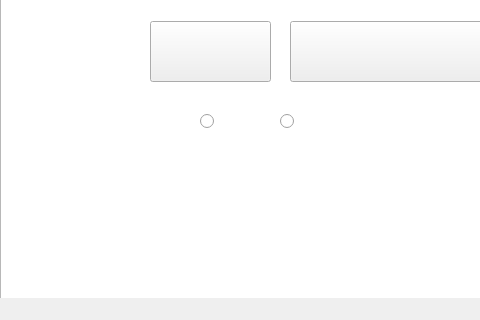
Before: the Qt Designer form ProyectoFinal/mainwindow.ui in mary-doria/ProyectoFinalJuego, drawn with Qt 5; both pictures show x 0 to 480 and y 199 to 519 of the 960 by 519 pixel window.
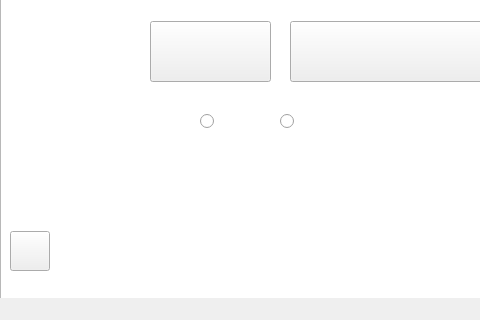
After: the same form once the commit is applied. Icons and pictures are not drawn.

```diff
--- a/ProyectoFinal/mainwindow.ui
+++ b/ProyectoFinal/mainwindow.ui
@@ -169,6 +169,59 @@
      <string/>
     </property>
    </widget>
+   <widget class="QLabel" name="label_2">
+    <property name="enabled">
+     <bool>false</bool>
+    </property>
+    <property name="geometry">
+     <rect>
+      <x>0</x>
+      <y>0</y>
+      <width>960</width>
+      <height>516</height>
+     </rect>
+    </property>
+    <property name="minimumSize">
+     <size>
+      <width>960</width>
+      <height>516</height>
+     </size>
+    </property>
+    <property name="maximumSize">
+     <size>
+      <width>960</width>
+      <height>516</height>
+     </size>
+    </property>
+    <property name="styleSheet">
+     <string notr="true">background-image: url(:/Imagenes/instruccionesImagen.png);</string>
+    </property>
+    <property name="text">
+     <string/>
+    </property>
+   </widget>
+   <widget class="QPushButton" name="pushButton">
+    <property name="geometry">
+     <rect>
+      <x>10</x>
+      <y>430</y>
+      <width>40</width>
+      <height>40</height>
+     </rect>
+    </property>
+    <property name="maximumSize">
+     <size>
+      <width>40</width>
+      <height>40</height>
+     </size>
+    </property>
+    <property name="styleSheet">
+     <string notr="true">background-image: url(:/Imagenes/Atras.png);</string>
+    </property>
+    <property name="text">
+     <string/>
+    </property>
+   </widget>
   </widget>
   <widget class="QMenuBar" name="menubar">
    <property name="geometry">
```
